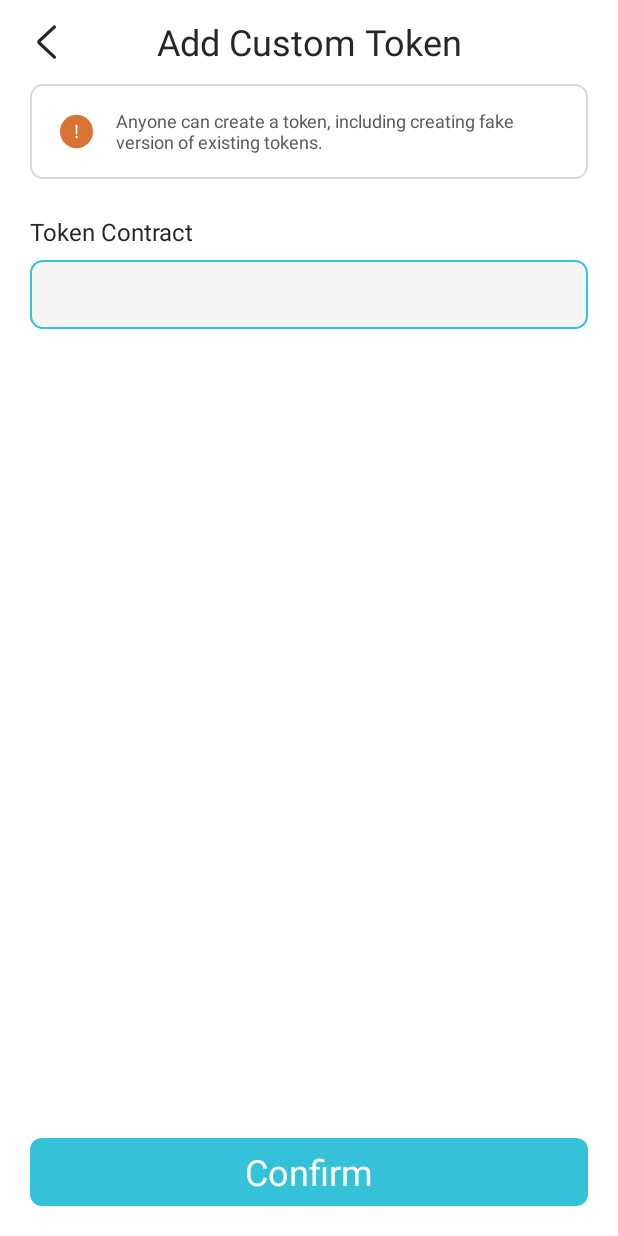
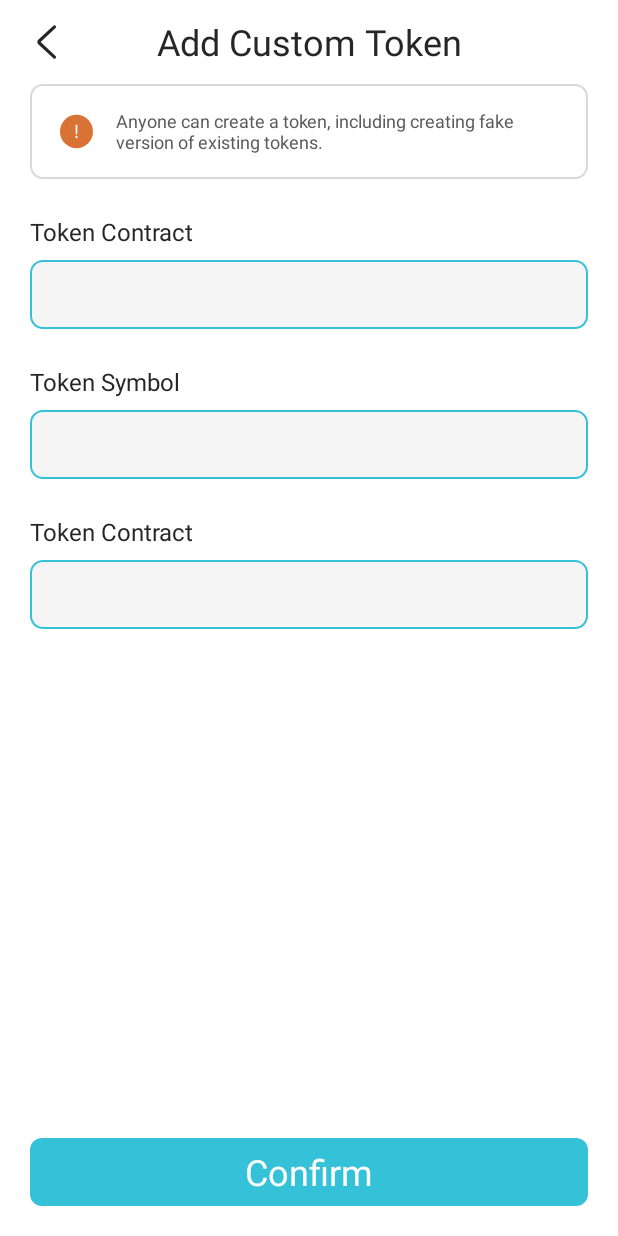
Before and after one commit to Super-NFT/MPCWalletDemo, an Android app: the AddCustomTokenActivity screen opened directly, with no data from a screen before it, on a phone screen of 412 x 824 dp. Run offline under Robolectric (Android 15) with nearby library versions, the phone set to English and light mode, and no system bars.

Commit message:
modify: dialog logic

```diff
--- a/app/src/main/java/com/go23wallet/mpcwalletdemo/adapter/AddTokenListAdapter.kt
+++ b/app/src/main/java/com/go23wallet/mpcwalletdemo/adapter/AddTokenListAdapter.kt
@@ -8,7 +8,8 @@ import com.chad.library.adapter.base.viewholder.BaseViewHolder
 import com.go23wallet.mpcwalletdemo.R
 import com.go23wallet.mpcwalletdemo.utils.GlideUtils
 
-class AddTokenListAdapter(private val mContext: Context): BaseQuickAdapter<String, BaseViewHolder>(R.layout.item_add_token_layout) {
+class AddTokenListAdapter(private val mContext: Context, private val selectList: MutableList<String>) :
+    BaseQuickAdapter<String, BaseViewHolder>(R.layout.item_add_token_layout) {
 
     override fun convert(holder: BaseViewHolder, item: String) {
         val ivTokenIcon = holder.getView<AppCompatImageView>(R.id.iv_token_icon)
@@ -20,6 +21,7 @@ class AddTokenListAdapter(private val mContext: Context): BaseQuickAdapter<Strin
         tvTokenName.text = item
         tvTokenNum.text = item
         tvTokenValue.text = item
-        ivStatus.setImageResource(R.drawable.icon_checked)
+
+        ivStatus.setImageResource(if (selectList.contains(item)) R.drawable.icon_checked else R.drawable.icon_uncheck)
     }
 }
--- a/app/src/main/java/com/go23wallet/mpcwalletdemo/dialog/ReshardingDialog.kt
+++ b/app/src/main/java/com/go23wallet/mpcwalletdemo/dialog/ReshardingDialog.kt
@@ -18,7 +18,7 @@ class ReshardingDialog(mContext: Context) : BaseDialogFragment<DialogReshardingL
     private val mHandler: Handler = Handler(Looper.getMainLooper())
 
     private val forgetPswDialog: ForgetPswDialog by lazy {
-        ForgetPswDialog(mContext)
+        ForgetPswDialog(mContext, 1)
     }
 
     private val startReshardDialog: StartReshardDialog by lazy {
--- a/app/src/main/java/com/go23wallet/mpcwalletdemo/wallet/AddCustomTokenActivity.kt
+++ b/app/src/main/java/com/go23wallet/mpcwalletdemo/wallet/AddCustomTokenActivity.kt
@@ -33,8 +33,6 @@ class AddCustomTokenActivity : AppCompatActivity() {
             if (isInput) {
                 isInput = false
                 binding.etTokenContact.visibility = View.GONE
-                binding.group.visibility = View.VISIBLE
-                binding.tvTokenAddress.text = ""
                 binding.tvTokenSymbol.text = ""
                 binding.tvTokenPrecision.text = ""
             } else {
--- a/app/src/main/res/layout/activity_add_custom_token.xml
+++ b/app/src/main/res/layout/activity_add_custom_token.xml
@@ -83,28 +83,16 @@
         app:layout_constraintTop_toBottomOf="@id/tv_contact_content" />
 
     <androidx.appcompat.widget.AppCompatTextView
-        android:id="@+id/tv_token_address"
-        android:layout_width="0dp"
-        android:layout_height="wrap_content"
-        android:layout_marginStart="20dp"
-        android:layout_marginEnd="20dp"
-        android:textColor="@color/color_35C1D8"
-        android:textSize="14sp"
-        app:layout_constraintEnd_toEndOf="parent"
-        app:layout_constraintStart_toStartOf="parent"
-        app:layout_constraintTop_toBottomOf="@id/tv_contact_content" />
-
-    <androidx.appcompat.widget.AppCompatTextView
         android:id="@+id/tv_symbol_content"
         android:layout_width="wrap_content"
         android:layout_height="wrap_content"
         android:layout_marginStart="20dp"
-        android:layout_marginTop="12dp"
+        android:layout_marginTop="24dp"
         android:text="@string/token_symbol"
         android:textColor="@color/color_262626"
         android:textSize="16sp"
         app:layout_constraintStart_toStartOf="parent"
-        app:layout_constraintTop_toBottomOf="@id/tv_token_address" />
+        app:layout_constraintTop_toBottomOf="@id/et_token_contact" />
 
     <androidx.appcompat.widget.AppCompatTextView
         android:id="@+id/tv_token_symbol"
@@ -154,13 +142,6 @@
         app:layout_constraintStart_toStartOf="parent"
         app:layout_constraintTop_toBottomOf="@id/tv_precision_content" />
 
-    <androidx.constraintlayout.widget.Group
-        android:id="@+id/group"
-        android:layout_width="wrap_content"
-        android:layout_height="wrap_content"
-        android:visibility="gone"
-        app:constraint_referenced_ids="tv_token_address,tv_symbol_content,tv_token_symbol,tv_precision_content,tv_token_precision" />
-
     <androidx.appcompat.widget.AppCompatTextView
         android:id="@+id/tv_confirm"
         android:layout_width="0dp"
--- a/app/src/main/res/layout/dialog_forget_psw_layout.xml
+++ b/app/src/main/res/layout/dialog_forget_psw_layout.xml
@@ -22,7 +22,7 @@
         android:layout_width="wrap_content"
         android:layout_height="wrap_content"
         android:layout_marginTop="10dp"
-        android:text="@string/recover_wallet"
+        android:text="@string/verify_count"
         android:textColor="@color/color_262626"
         android:textSize="24sp"
         app:layout_constraintEnd_toEndOf="parent"
--- a/app/src/main/res/layout/dialog_send_coin_result_layout.xml
+++ b/app/src/main/res/layout/dialog_send_coin_result_layout.xml
@@ -43,7 +43,7 @@
         android:layout_width="58dp"
         android:layout_height="58dp"
         android:layout_marginTop="30dp"
-        android:src="@drawable/icon_charge_success"
+        android:src="@drawable/icon_charge_processing"
         app:layout_constraintEnd_toEndOf="parent"
         app:layout_constraintStart_toStartOf="parent"
         app:layout_constraintTop_toBottomOf="@id/line" />
```
Also changed, not shown: app/build.gradle (+15 -0 lines), app/src/main/java/com/go23wallet/mpcwalletdemo/dialog/ForgetPswDialog.kt (+7 -1 lines), app/src/main/java/com/go23wallet/mpcwalletdemo/dialog/ReceiveDialog.kt (+5 -2 lines), app/src/main/java/com/go23wallet/mpcwalletdemo/dialog/SettingDialog.kt (+6 -4 lines), app/src/main/java/com/go23wallet/mpcwalletdemo/fragment/NFTFragment.kt (+7 -0 lines), app/src/main/java/com/go23wallet/mpcwalletdemo/fragment/TokenFragment.kt (+11 -1 lines), app/src/main/java/com/go23wallet/mpcwalletdemo/livedata/TokenListLiveData.kt (added, +14 -0 lines), app/src/main/java/com/go23wallet/mpcwalletdemo/livedata/UpdateDataLiveData.kt (added, +18 -0 lines), app/src/main/java/com/go23wallet/mpcwalletdemo/utils/TextEllipsizeSpanUtil.kt (+9 -9 lines), app/src/main/java/com/go23wallet/mpcwalletdemo/wallet/AddATokenActivity.kt (+23 -2 lines), app/src/main/java/com/go23wallet/mpcwalletdemo/wallet/WalletActivity.kt (+9 -4 lines), app/src/main/java/com/google/zxing/common/BitmapUtils.java (added, +96 -0 lines).
